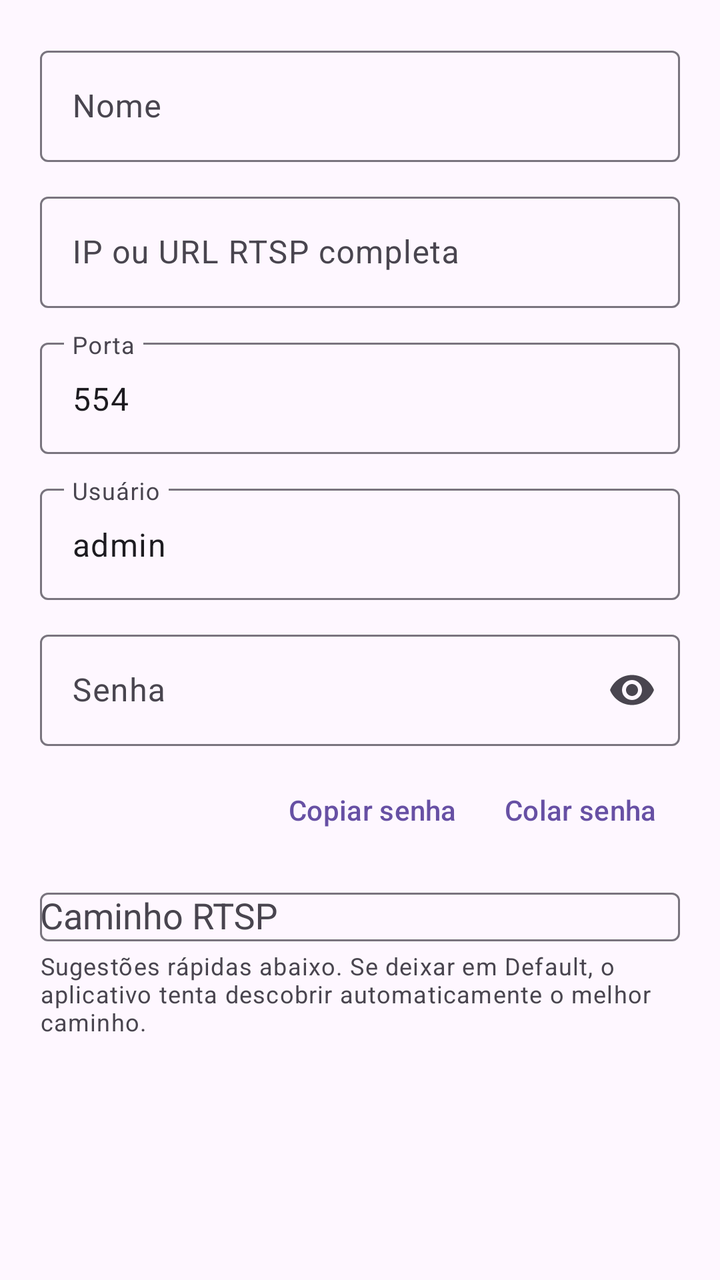
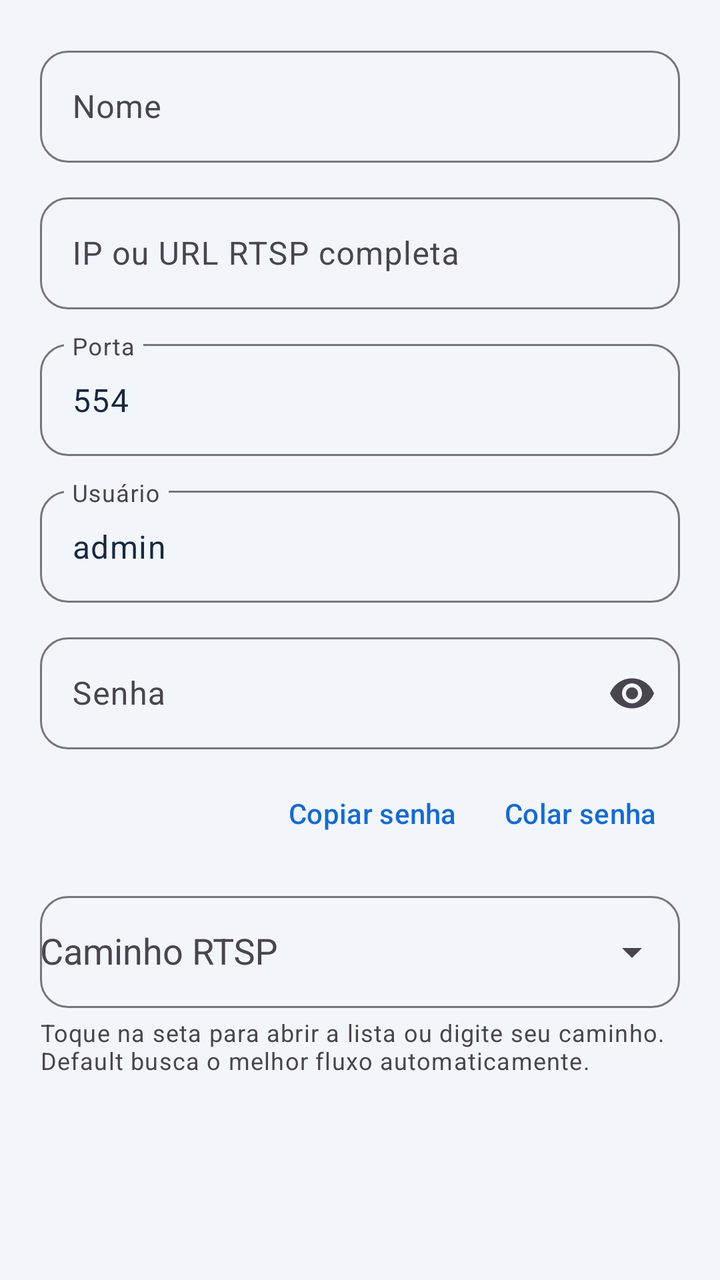

An Android layout rendered at two revisions. The XML below is the earlier revision; the diff shows what the commit changed to produce the second picture.
<!-- AndroidManifest.xml: application theme Theme.MinhaCamera -->
<!-- res/layout/dialog_manual_camera.xml -->
<?xml version="1.0" encoding="utf-8"?>
<ScrollView xmlns:android="http://schemas.android.com/apk/res/android"
    xmlns:app="http://schemas.android.com/apk/res-auto"
    android:layout_width="match_parent"
    android:layout_height="wrap_content">

    <LinearLayout
        android:layout_width="match_parent"
        android:layout_height="wrap_content"
        android:orientation="vertical"
        android:padding="20dp">

        <com.google.android.material.textfield.TextInputLayout
            android:layout_width="match_parent"
            android:layout_height="wrap_content"
            android:hint="@string/nome">

            <com.google.android.material.textfield.TextInputEditText
                android:id="@+id/etName"
                android:layout_width="match_parent"
                android:layout_height="wrap_content"
                android:inputType="textCapSentences" />
        </com.google.android.material.textfield.TextInputLayout>

        <com.google.android.material.textfield.TextInputLayout
            android:layout_width="match_parent"
            android:layout_height="wrap_content"
            android:layout_marginTop="12dp"
            android:hint="@string/ip_ou_url_rtsp">

            <com.google.android.material.textfield.TextInputEditText
                android:id="@+id/etIp"
                android:layout_width="match_parent"
                android:layout_height="wrap_content"
                android:inputType="textUri" />
        </com.google.android.material.textfield.TextInputLayout>

        <com.google.android.material.textfield.TextInputLayout
            android:layout_width="match_parent"
            android:layout_height="wrap_content"
            android:layout_marginTop="12dp"
            android:hint="@string/porta">

            <com.google.android.material.textfield.TextInputEditText
                android:id="@+id/etPort"
                android:layout_width="match_parent"
                android:layout_height="wrap_content"
                android:inputType="number"
                android:text="554" />
        </com.google.android.material.textfield.TextInputLayout>

        <com.google.android.material.textfield.TextInputLayout
            android:layout_width="match_parent"
            android:layout_height="wrap_content"
            android:layout_marginTop="12dp"
            android:hint="@string/usuario">

            <com.google.android.material.textfield.TextInputEditText
                android:id="@+id/etUser"
                android:layout_width="match_parent"
                android:layout_height="wrap_content"
                android:inputType="text"
                android:text="admin" />
        </com.google.android.material.textfield.TextInputLayout>

        <com.google.android.material.textfield.TextInputLayout
            android:layout_width="match_parent"
            android:layout_height="wrap_content"
            android:layout_marginTop="12dp"
            android:hint="@string/senha"
            app:endIconMode="password_toggle">

            <com.google.android.material.textfield.TextInputEditText
                android:id="@+id/etPass"
                android:layout_width="match_parent"
                android:layout_height="wrap_content"
                android:inputType="textPassword" />
        </com.google.android.material.textfield.TextInputLayout>

        <LinearLayout
            android:layout_width="match_parent"
            android:layout_height="wrap_content"
            android:layout_marginTop="8dp"
            android:gravity="end"
            android:orientation="horizontal">

            <com.google.android.material.button.MaterialButton
                android:id="@+id/btnCopyPass"
                style="@style/Widget.Material3.Button.TextButton"
                android:layout_width="wrap_content"
                android:layout_height="wrap_content"
                android:text="@string/copiar_senha" />

            <com.google.android.material.button.MaterialButton
                android:id="@+id/btnPastePass"
                style="@style/Widget.Material3.Button.TextButton"
                android:layout_width="wrap_content"
                android:layout_height="wrap_content"
                android:text="@string/colar_senha" />
        </LinearLayout>

        <com.google.android.material.textfield.TextInputLayout
            android:layout_width="match_parent"
            android:layout_height="wrap_content"
            android:layout_marginTop="12dp"
            android:hint="@string/caminho_rtsp">

            <com.google.android.material.textfield.MaterialAutoCompleteTextView
                android:id="@+id/etPath"
                android:layout_width="match_parent"
                android:layout_height="wrap_content"
                android:completionThreshold="0"
                android:inputType="textUri" />
        </com.google.android.material.textfield.TextInputLayout>

        <TextView
            android:layout_width="match_parent"
            android:layout_height="wrap_content"
            android:layout_marginTop="4dp"
            android:text="@string/caminho_default_hint"
            android:textAppearance="?attr/textAppearanceBodySmall" />

        <com.google.android.material.chip.ChipGroup
            android:id="@+id/chipPaths"
            android:layout_width="match_parent"
            android:layout_height="wrap_content"
            android:layout_marginTop="8dp"
            app:singleLine="false"
            app:singleSelection="false" />
    </LinearLayout>
</ScrollView>
<!-- resources referenced by this layout -->
<resources>
  <string name="caminho_default_hint">Sugestões rápidas abaixo. Se deixar em Default, o aplicativo tenta descobrir automaticamente o melhor caminho.</string>
  <string name="caminho_rtsp">Caminho RTSP</string>
  <string name="colar_senha">Colar senha</string>
  <string name="copiar_senha">Copiar senha</string>
  <string name="ip_ou_url_rtsp">IP ou URL RTSP completa</string>
  <string name="nome">Nome</string>
  <string name="porta">Porta</string>
  <string name="senha">Senha</string>
  <string name="usuario">Usuário</string>
  <style name="Theme.MinhaCamera" parent="Theme.Material3.DayNight" />
</resources>

<!-- the commit's change to res/layout/dialog_manual_camera.xml (unified diff, before → after) -->
@@ -1,131 +1,27 @@
 <?xml version="1.0" encoding="utf-8"?>
-<ScrollView xmlns:android="http://schemas.android.com/apk/res/android"
-    xmlns:app="http://schemas.android.com/apk/res-auto"
-    android:layout_width="match_parent"
-    android:layout_height="wrap_content">
-
-    <LinearLayout
-        android:layout_width="match_parent"
-        android:layout_height="wrap_content"
-        android:orientation="vertical"
-        android:padding="20dp">
-
-        <com.google.android.material.textfield.TextInputLayout
-            android:layout_width="match_parent"
-            android:layout_height="wrap_content"
-            android:hint="@string/nome">
-
-            <com.google.android.material.textfield.TextInputEditText
-                android:id="@+id/etName"
-                android:layout_width="match_parent"
-                android:layout_height="wrap_content"
-                android:inputType="textCapSentences" />
-        </com.google.android.material.textfield.TextInputLayout>
-
-        <com.google.android.material.textfield.TextInputLayout
-            android:layout_width="match_parent"
-            android:layout_height="wrap_content"
-            android:layout_marginTop="12dp"
-            android:hint="@string/ip_ou_url_rtsp">
-
-            <com.google.android.material.textfield.TextInputEditText
-                android:id="@+id/etIp"
-                android:layout_width="match_parent"
-                android:layout_height="wrap_content"
-                android:inputType="textUri" />
-        </com.google.android.material.textfield.TextInputLayout>
-
-        <com.google.android.material.textfield.TextInputLayout
-            android:layout_width="match_parent"
-            android:layout_height="wrap_content"
-            android:layout_marginTop="12dp"
-            android:hint="@string/porta">
-
-            <com.google.android.material.textfield.TextInputEditText
-                android:id="@+id/etPort"
-                android:layout_width="match_parent"
-                android:layout_height="wrap_content"
-                android:inputType="number"
-                android:text="554" />
-        </com.google.android.material.textfield.TextInputLayout>
-
-        <com.google.android.material.textfield.TextInputLayout
-            android:layout_width="match_parent"
-            android:layout_height="wrap_content"
-            android:layout_marginTop="12dp"
-            android:hint="@string/usuario">
-
-            <com.google.android.material.textfield.TextInputEditText
-                android:id="@+id/etUser"
-                android:layout_width="match_parent"
-                android:layout_height="wrap_content"
-                android:inputType="text"
-                android:text="admin" />
-        </com.google.android.material.textfield.TextInputLayout>
-
-        <com.google.android.material.textfield.TextInputLayout
-            android:layout_width="match_parent"
-            android:layout_height="wrap_content"
-            android:layout_marginTop="12dp"
-            android:hint="@string/senha"
-            app:endIconMode="password_toggle">
-
-            <com.google.android.material.textfield.TextInputEditText
-                android:id="@+id/etPass"
-                android:layout_width="match_parent"
-                android:layout_height="wrap_content"
-                android:inputType="textPassword" />
-        </com.google.android.material.textfield.TextInputLayout>
-
-        <LinearLayout
-            android:layout_width="match_parent"
-            android:layout_height="wrap_content"
-            android:layout_marginTop="8dp"
-            android:gravity="end"
-            android:orientation="horizontal">
-
-            <com.google.android.material.button.MaterialButton
-                android:id="@+id/btnCopyPass"
-                style="@style/Widget.Material3.Button.TextButton"
-                android:layout_width="wrap_content"
-                android:layout_height="wrap_content"
-                android:text="@string/copiar_senha" />
-
-            <com.google.android.material.button.MaterialButton
-                android:id="@+id/btnPastePass"
-                style="@style/Widget.Material3.Button.TextButton"
-                android:layout_width="wrap_content"
-                android:layout_height="wrap_content"
-                android:text="@string/colar_senha" />
-        </LinearLayout>
-
-        <com.google.android.material.textfield.TextInputLayout
-            android:layout_width="match_parent"
-            android:layout_height="wrap_content"
-            android:layout_marginTop="12dp"
-            android:hint="@string/caminho_rtsp">
-
-            <com.google.android.material.textfield.MaterialAutoCompleteTextView
-                android:id="@+id/etPath"
-                android:layout_width="match_parent"
-                android:layout_height="wrap_content"
-                android:completionThreshold="0"
-                android:inputType="textUri" />
-        </com.google.android.material.textfield.TextInputLayout>
-
-        <TextView
-            android:layout_width="match_parent"
-            android:layout_height="wrap_content"
-            android:layout_marginTop="4dp"
-            android:text="@string/caminho_default_hint"
-            android:textAppearance="?attr/textAppearanceBodySmall" />
-
-        <com.google.android.material.chip.ChipGroup
-            android:id="@+id/chipPaths"
-            android:layout_width="match_parent"
-            android:layout_height="wrap_content"
-            android:layout_marginTop="8dp"
-            app:singleLine="false"
-            app:singleSelection="false" />
+<ScrollView xmlns:android="http://schemas.android.com/apk/res/android" xmlns:app="http://schemas.android.com/apk/res-auto" android:layout_width="match_parent" android:layout_height="wrap_content">
+  <LinearLayout android:layout_width="match_parent" android:layout_height="wrap_content" android:orientation="vertical" android:padding="20dp">
+    <com.google.android.material.textfield.TextInputLayout android:layout_width="match_parent" android:layout_height="wrap_content" android:hint="@string/nome" style="@style/Widget.Material3.TextInputLayout.OutlinedBox" app:boxCornerRadiusTopStart="14dp" app:boxCornerRadiusTopEnd="14dp" app:boxCornerRadiusBottomStart="14dp" app:boxCornerRadiusBottomEnd="14dp">
+      <com.google.android.material.textfield.TextInputEditText android:id="@+id/etName" android:layout_width="match_parent" android:layout_height="wrap_content" android:inputType="textCapSentences" android:minHeight="56dp" android:maxLines="1" android:singleLine="true" />
+    </com.google.android.material.textfield.TextInputLayout>
+    <com.google.android.material.textfield.TextInputLayout android:layout_width="match_parent" android:layout_height="wrap_content" android:layout_marginTop="12dp" android:hint="@string/ip_ou_url_rtsp" style="@style/Widget.Material3.TextInputLayout.OutlinedBox" app:boxCornerRadiusTopStart="14dp" app:boxCornerRadiusTopEnd="14dp" app:boxCornerRadiusBottomStart="14dp" app:boxCornerRadiusBottomEnd="14dp">
+      <com.google.android.material.textfield.TextInputEditText android:id="@+id/etIp" android:layout_width="match_parent" android:layout_height="wrap_content" android:inputType="textUri" android:minHeight="56dp" android:maxLines="1" android:singleLine="true" />
+    </com.google.android.material.textfield.TextInputLayout>
+    <com.google.android.material.textfield.TextInputLayout android:layout_width="match_parent" android:layout_height="wrap_content" android:layout_marginTop="12dp" android:hint="@string/porta" style="@style/Widget.Material3.TextInputLayout.OutlinedBox" app:boxCornerRadiusTopStart="14dp" app:boxCornerRadiusTopEnd="14dp" app:boxCornerRadiusBottomStart="14dp" app:boxCornerRadiusBottomEnd="14dp">
+      <com.google.android.material.textfield.TextInputEditText android:id="@+id/etPort" android:layout_width="match_parent" android:layout_height="wrap_content" android:inputType="number" android:text="554" android:minHeight="56dp" android:maxLines="1" android:singleLine="true" />
+    </com.google.android.material.textfield.TextInputLayout>
+    <com.google.android.material.textfield.TextInputLayout android:layout_width="match_parent" android:layout_height="wrap_content" android:layout_marginTop="12dp" android:hint="@string/usuario" style="@style/Widget.Material3.TextInputLayout.OutlinedBox" app:boxCornerRadiusTopStart="14dp" app:boxCornerRadiusTopEnd="14dp" app:boxCornerRadiusBottomStart="14dp" app:boxCornerRadiusBottomEnd="14dp">
+      <com.google.android.material.textfield.TextInputEditText android:id="@+id/etUser" android:layout_width="match_parent" android:layout_height="wrap_content" android:inputType="text" android:text="admin" android:minHeight="56dp" android:maxLines="1" android:singleLine="true" />
+    </com.google.android.material.textfield.TextInputLayout>
+    <com.google.android.material.textfield.TextInputLayout android:layout_width="match_parent" android:layout_height="wrap_content" android:layout_marginTop="12dp" android:hint="@string/senha" app:endIconMode="password_toggle" style="@style/Widget.Material3.TextInputLayout.OutlinedBox" app:boxCornerRadiusTopStart="14dp" app:boxCornerRadiusTopEnd="14dp" app:boxCornerRadiusBottomStart="14dp" app:boxCornerRadiusBottomEnd="14dp">
+      <com.google.android.material.textfield.TextInputEditText android:id="@+id/etPass" android:layout_width="match_parent" android:layout_height="wrap_content" android:inputType="textPassword" android:minHeight="56dp" android:maxLines="1" android:singleLine="true" />
+    </com.google.android.material.textfield.TextInputLayout>
+    <LinearLayout android:layout_width="match_parent" android:layout_height="wrap_content" android:layout_marginTop="8dp" android:gravity="end" android:orientation="horizontal">
+      <com.google.android.material.button.MaterialButton android:id="@+id/btnCopyPass" style="@style/Widget.Material3.Button.TextButton" android:layout_width="wrap_content" android:layout_height="wrap_content" android:text="@string/copiar_senha" />
+      <com.google.android.material.button.MaterialButton android:id="@+id/btnPastePass" style="@style/Widget.Material3.Button.TextButton" android:layout_width="wrap_content" android:layout_height="wrap_content" android:text="@string/colar_senha" />
     </LinearLayout>
+    <com.google.android.material.textfield.TextInputLayout android:layout_width="match_parent" android:layout_height="wrap_content" android:layout_marginTop="12dp" android:hint="@string/caminho_rtsp" style="@style/Widget.Material3.TextInputLayout.OutlinedBox" app:boxCornerRadiusTopStart="14dp" app:boxCornerRadiusTopEnd="14dp" app:boxCornerRadiusBottomStart="14dp" app:boxCornerRadiusBottomEnd="14dp" app:endIconMode="dropdown_menu" app:helperText="@string/caminho_default_hint">
+      <com.google.android.material.textfield.MaterialAutoCompleteTextView android:id="@+id/etPath" android:layout_width="match_parent" android:layout_height="wrap_content" android:completionThreshold="0" android:inputType="textUri|textNoSuggestions" android:minHeight="56dp" android:maxLines="1" android:singleLine="true" />
+    </com.google.android.material.textfield.TextInputLayout>
+  </LinearLayout>
 </ScrollView>
<!-- resource entries referenced after the edit -->
@@ -1,6 +1,6 @@
 <!-- resources referenced by this layout -->
 <resources>
-  <string name="caminho_default_hint">Sugestões rápidas abaixo. Se deixar em Default, o aplicativo tenta descobrir automaticamente o melhor caminho.</string>
+  <string name="caminho_default_hint">Toque na seta para abrir a lista ou digite seu caminho. Default busca o melhor fluxo automaticamente.</string>
   <string name="caminho_rtsp">Caminho RTSP</string>
   <string name="colar_senha">Colar senha</string>
   <string name="copiar_senha">Copiar senha</string>
@@ -9,6 +9,14 @@
   <string name="porta">Porta</string>
   <string name="senha">Senha</string>
   <string name="usuario">Usuário</string>
-  <style name="Theme.MinhaCamera" parent="Theme.Material3.DayNight" />
+  <style name="Theme.MinhaCamera" parent="Theme.Material3.DayNight">
+    <item name="colorPrimary">@color/brand_primary</item><item name="colorOnPrimary">@color/brand_on_primary</item><item name="colorSecondary">@color/brand_secondary</item><item name="colorSurface">@color/app_surface</item><item name="colorOnSurface">@color/app_text</item><item name="android:colorBackground">@color/app_background</item><item name="android:windowBackground">@color/app_background</item><item name="android:statusBarColor">@color/brand_primary</item><item name="android:navigationBarColor">@color/app_background</item><item name="android:windowLightStatusBar">false</item>
+   </style>
+  <color name="brand_primary">#176BCE</color>
+  <color name="brand_on_primary">#FFFFFF</color>
+  <color name="brand_secondary">#007F8B</color>
+  <color name="app_surface">#FFFFFF</color>
+  <color name="app_text">#17283E</color>
+  <color name="app_background">#F2F6FB</color>
 </resources>
 
